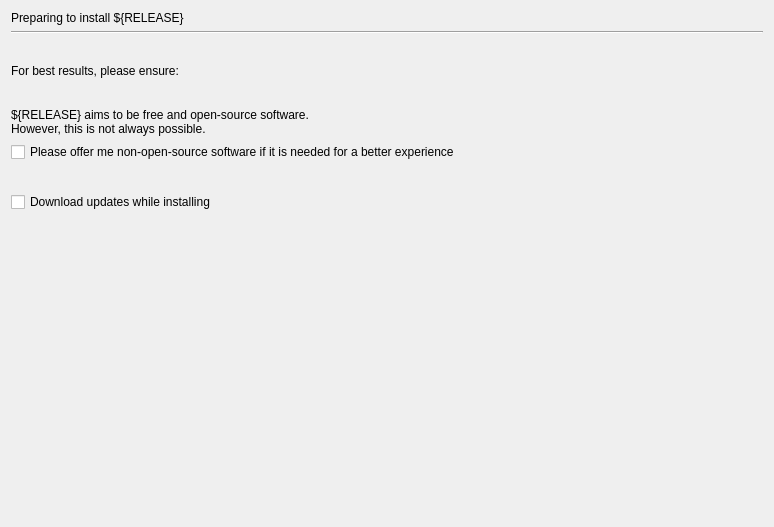
Qt form gui/qt/stepPrepare.ui (netrunner-kubuntu-legacy/ubiquity) before a commit.
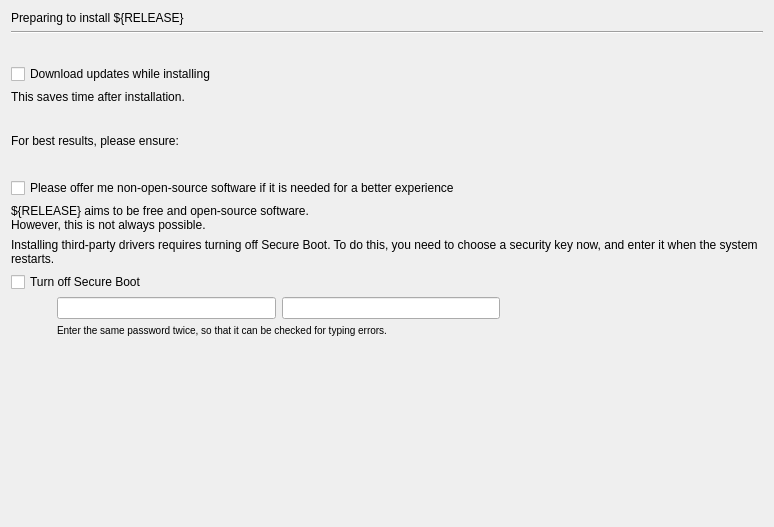
The same form after that commit.

```diff
--- a/gui/qt/stepPrepare.ui
+++ b/gui/qt/stepPrepare.ui
@@ -6,7 +6,7 @@
    <rect>
     <x>0</x>
     <y>0</y>
-    <width>763</width>
+    <width>770</width>
     <height>527</height>
    </rect>
   </property>
@@ -28,6 +28,36 @@
      </property>
     </widget>
    </item>
+   <item>
+    <spacer name="verticalSpacer_4">
+     <property name="orientation">
+      <enum>Qt::Vertical</enum>
+     </property>
+     <property name="sizeType">
+      <enum>QSizePolicy::Fixed</enum>
+     </property>
+     <property name="sizeHint" stdset="0">
+      <size>
+       <width>20</width>
+       <height>24</height>
+      </size>
+     </property>
+    </spacer>
+   </item>
+   <item>
+    <widget class="QCheckBox" name="prepare_download_updates">
+     <property name="text">
+      <string>Download updates while installing</string>
+     </property>
+    </widget>
+   </item>
+   <item>
+    <widget class="QLabel" name="label_download_updates">
+     <property name="text">
+      <string>This saves time after installation.</string>
+     </property>
+    </widget>
+   </item>
    <item>
     <spacer name="verticalSpacer_3">
      <property name="orientation">
@@ -70,16 +100,6 @@
      </property>
     </spacer>
    </item>
-   <item>
-    <widget class="QLabel" name="prepare_foss_disclaimer">
-     <property name="text">
-      <string>&lt;qt&gt;${RELEASE} aims to be free and open-source software.&lt;br /&gt;However, this is not always possible.&lt;/span&gt;&lt;/qt&gt;</string>
-     </property>
-     <property name="wordWrap">
-      <bool>true</bool>
-     </property>
-    </widget>
-   </item>
    <item>
     <widget class="QCheckBox" name="prepare_nonfree_software">
      <property name="text">
@@ -88,28 +108,159 @@
     </widget>
    </item>
    <item>
-    <spacer name="verticalSpacer_4">
-     <property name="orientation">
-      <enum>Qt::Vertical</enum>
+    <widget class="QLabel" name="prepare_foss_disclaimer">
+     <property name="text">
+      <string>&lt;qt&gt;${RELEASE} aims to be free and open-source software.&lt;br /&gt;However, this is not always possible.&lt;/span&gt;&lt;/qt&gt;</string>
      </property>
-     <property name="sizeType">
-      <enum>QSizePolicy::Fixed</enum>
+     <property name="wordWrap">
+      <bool>true</bool>
      </property>
-     <property name="sizeHint" stdset="0">
-      <size>
-       <width>20</width>
-       <height>24</height>
-      </size>
-     </property>
-    </spacer>
+    </widget>
    </item>
    <item>
-    <widget class="QCheckBox" name="prepare_download_updates">
+    <widget class="QLabel" name="secureboot_label">
      <property name="text">
-      <string>Download updates while installing</string>
+      <string>Installing third-party drivers requires turning off Secure Boot. To do this, you need to choose a security key now, and enter it when the system restarts.</string>
      </property>
+     <property name="textFormat">
+      <enum>Qt::AutoText</enum>
+     </property>
+     <property name="wordWrap">
+      <bool>true</bool>
+     </property>
     </widget>
    </item>
+   <item>
+    <layout class="QGridLayout" name="_20">
+     <property name="leftMargin">
+      <number>0</number>
+     </property>
+     <property name="topMargin">
+      <number>0</number>
+     </property>
+     <property name="rightMargin">
+      <number>0</number>
+     </property>
+     <property name="bottomMargin">
+      <number>0</number>
+     </property>
+     <property name="verticalSpacing">
+      <number>0</number>
+     </property>
+     <item row="4" column="0">
+      <spacer name="horizontalSpacer">
+       <property name="orientation">
+        <enum>Qt::Horizontal</enum>
+       </property>
+       <property name="sizeType">
+        <enum>QSizePolicy::Fixed</enum>
+       </property>
+       <property name="sizeHint" stdset="0">
+        <size>
+         <width>40</width>
+         <height>20</height>
+        </size>
+       </property>
+      </spacer>
+     </item>
+     <item row="4" column="4">
+      <spacer name="spc20">
+       <property name="orientation">
+        <enum>Qt::Horizontal</enum>
+       </property>
+       <property name="sizeHint" stdset="0">
+        <size>
+         <width>0</width>
+         <height>20</height>
+        </size>
+       </property>
+      </spacer>
+     </item>
+     <item row="4" column="3">
+      <widget class="QLabel" name="badPassword">
+       <property name="sizePolicy">
+        <sizepolicy hsizetype="Fixed" vsizetype="Fixed">
+         <horstretch>0</horstretch>
+         <verstretch>0</verstretch>
+        </sizepolicy>
+       </property>
+       <property name="minimumSize">
+        <size>
+         <width>32</width>
+         <height>32</height>
+        </size>
+       </property>
+       <property name="maximumSize">
+        <size>
+         <width>32</width>
+         <height>32</height>
+        </size>
+       </property>
+       <property name="scaledContents">
+        <bool>true</bool>
+       </property>
+      </widget>
+     </item>
+     <item row="4" column="2">
+      <widget class="QLineEdit" name="verified_password">
+       <property name="sizePolicy">
+        <sizepolicy hsizetype="Expanding" vsizetype="Fixed">
+         <horstretch>0</horstretch>
+         <verstretch>0</verstretch>
+        </sizepolicy>
+       </property>
+       <property name="minimumSize">
+        <size>
+         <width>200</width>
+         <height>0</height>
+        </size>
+       </property>
+       <property name="echoMode">
+        <enum>QLineEdit::Password</enum>
+       </property>
+      </widget>
+     </item>
+     <item row="4" column="1">
+      <widget class="QLineEdit" name="password">
+       <property name="sizePolicy">
+        <sizepolicy hsizetype="Expanding" vsizetype="Fixed">
+         <horstretch>0</horstretch>
+         <verstretch>0</verstretch>
+        </sizepolicy>
+       </property>
+       <property name="minimumSize">
+        <size>
+         <width>200</width>
+         <height>0</height>
+        </size>
+       </property>
+       <property name="echoMode">
+        <enum>QLineEdit::Password</enum>
+       </property>
+      </widget>
+     </item>
+     <item row="0" column="0" colspan="2">
+      <widget class="QCheckBox" name="disable_secureboot">
+       <property name="text">
+        <string>Turn off Secure Boot</string>
+       </property>
+      </widget>
+     </item>
+     <item row="5" column="1" colspan="4">
+      <widget class="QLabel" name="password_extra_label">
+       <property name="styleSheet">
+        <string>font-weight: normal</string>
+       </property>
+       <property name="text">
+        <string>&lt;small&gt;Enter the same password twice, so that it can be checked for typing errors.&lt;/small&gt;</string>
+       </property>
+       <property name="wordWrap">
+        <bool>true</bool>
+       </property>
+      </widget>
+     </item>
+    </layout>
+   </item>
    <item>
     <spacer name="verticalSpacer">
      <property name="orientation">
```
